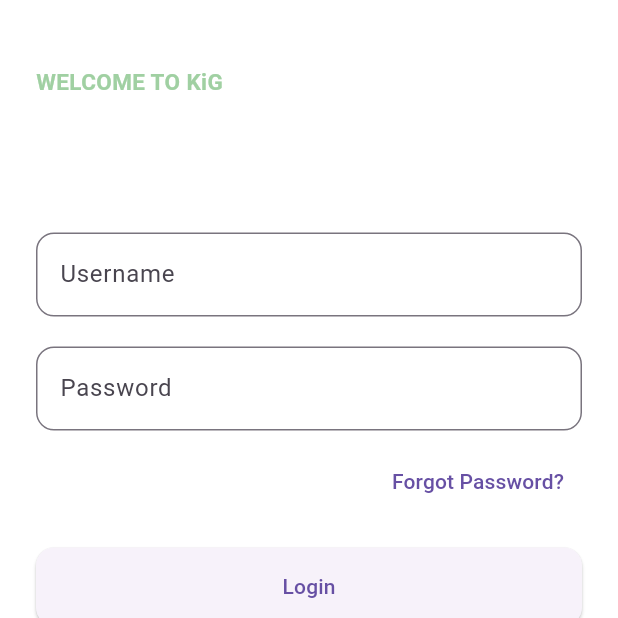
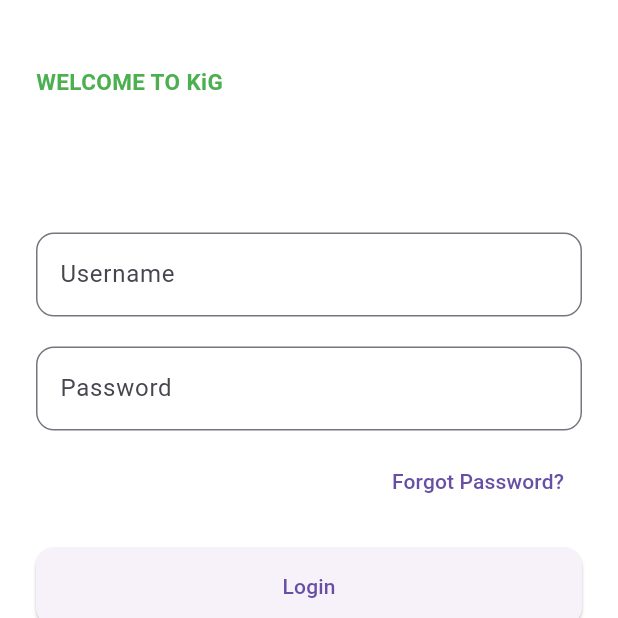
Before and after one commit to Dhrayblack/kig, a Flutter app: the screen it shows after launch, on a phone screen of 412 x 824 dp, the top half of it. Run offline on Flutter 3.47's test engine with Material 3 defaults, Android fonts, the phone set to English and light mode, and no system bars.

Commit message:
initial commit

```diff
--- a/lib/screens/login_page.dart
+++ b/lib/screens/login_page.dart
@@ -21,7 +21,7 @@ class LoginPage extends StatelessWidget {
                 style: TextStyle(
                   fontSize: 15,
                   fontWeight: FontWeight.bold,
-                  color: Color.fromARGB(255, 160, 208, 162),
+                  color: Colors.green,
                 ),
               ),
 
```
